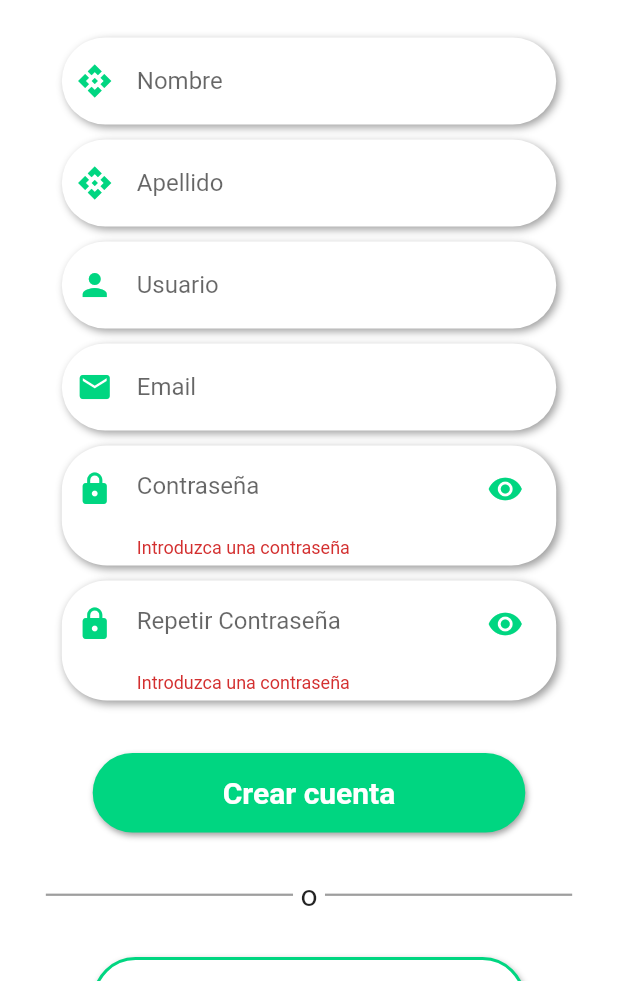
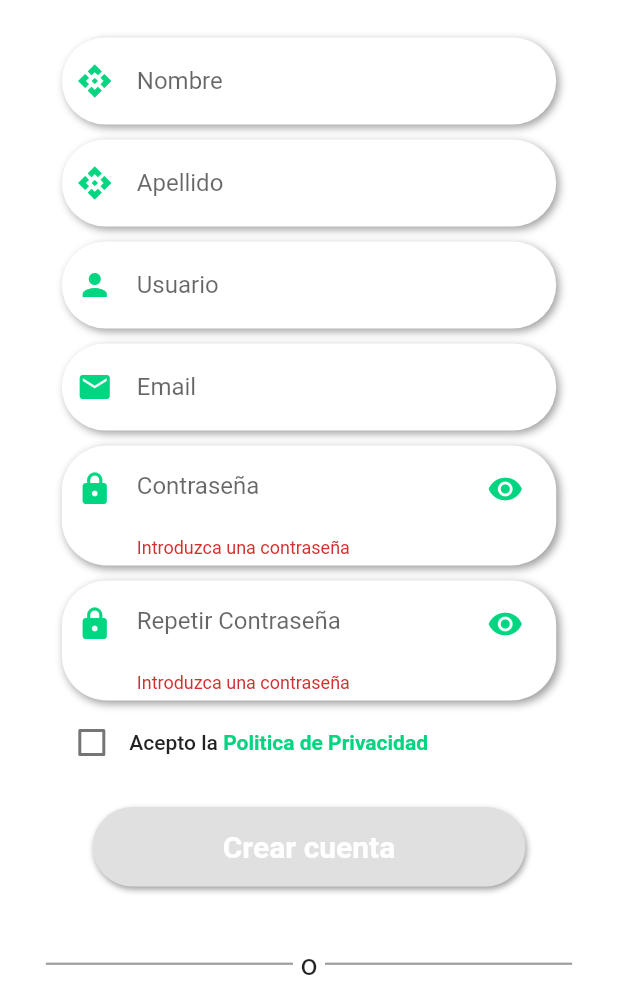
Before and after one commit to ElioCampos/diet-and-control, a Flutter app: the Register screen opened directly, on a phone screen of 412 x 824 dp, the part 255-1236 px from its top. Run offline on Flutter 3.47's test engine with Material 2 defaults, Android fonts, the phone set to English and light mode, and no system bars; our stand-ins replace curved_navigation_bar, dio, flutter_markdown, get, loading_indicator, logger; missing offline and left inert: jwt_decode.

Commit message:
✨ view privacy policy

```diff
--- a/lib/modules/views/auth/register.dart
+++ b/lib/modules/views/auth/register.dart
@@ -3,8 +3,10 @@ import 'package:diet_and_control/utils/validators.dart';
 import 'package:diet_and_control/widgets/authWidget/custom_textfield.dart';
 import 'package:diet_and_control/widgets/authWidget/custom_textfield_email.dart';
 import 'package:diet_and_control/widgets/authWidget/custom_textfield_password.dart';
+import 'package:diet_and_control/widgets/authWidget/policy_dialog.dart';
 import 'package:diet_and_control/widgets/authWidget/roudend_button.dart';
 import 'package:diet_and_control/widgets/authWidget/rounded_button_register.dart';
+import 'package:flutter/gestures.dart';
 import 'package:flutter/material.dart';
 import 'package:get/get.dart';
 import 'package:loading_indicator/loading_indicator.dart';
@@ -17,6 +19,7 @@ bool lastNameValid = true;
 bool userValid = true;
 bool passValid = true;
 bool repeatPassValid = true;
+bool agreePolicy = false;
 
 class Register extends GetView<AuthController> {
   @override
@@ -82,37 +85,7 @@ class Register extends GetView<AuthController> {
                               isRepeat: true,
                               repeatController:
                                   controller.repeatPasswordController),
-                          RoundedButton(
-                            title: "Crear cuenta",
-                            onTap: () async {
-                              emailValid =
-                                  validateEmail(controller.emailController);
-                              controller.nameController.text.isNotEmpty
-                                  ? nameValid = true
-                                  : nameValid = false;
-                              controller.lastNameController.text.isNotEmpty
-                                  ? lastNameValid = true
-                                  : lastNameValid = false;
-                              controller.usernameController.text.isNotEmpty
-                                  ? userValid = true
-                                  : userValid = false;
-                              controller.passwordController.text.isNotEmpty
-                                  ? passValid = true
-                                  : passValid = false;
-                              controller.repeatPasswordController.text ==
-                                      controller.passwordController.text
-                                  ? repeatPassValid = true
-                                  : repeatPassValid = false;
-                              if (nameValid &&
-                                  emailValid &&
-                                  userValid &&
-                                  passValid &&
-                                  repeatPassValid &&
-                                  lastNameValid) {
-                                await controller.signUpUser(false);
-                              }
-                            },
-                          ),
+                          privacy(),
                           Row(
                             mainAxisAlignment: MainAxisAlignment.center,
                             children: [
@@ -153,4 +126,96 @@ class Register extends GetView<AuthController> {
       ),
     );
   }
+
+  Widget privacy() {
+    return StatefulBuilder(
+        builder: (BuildContext context, StateSetter setState) {
+      return Container(
+        margin: EdgeInsets.symmetric(vertical: 5.0),
+        padding: EdgeInsets.symmetric(vertical: 5.0, horizontal: 10.0),
+        width: MediaQuery.of(context).size.width * 0.8,
+        child: Column(children: [
+          Row(
+            children: [
+              //Text(agreePolicy.toString()),
+                SizedBox(
+                    height: 20.0,
+                    width: 20.0,
+                    child: Checkbox(
+                      activeColor: Color.fromRGBO(0, 214, 129, 1),
+                      value: agreePolicy,
+                      onChanged: (value) {
+                        setState(() {
+                          agreePolicy = !agreePolicy;
+                        });
+                      },
+                    )),
+
+              Padding(
+                padding: EdgeInsets.symmetric(vertical: 5.0, horizontal: 15.0),
+                child: RichText(
+                  textAlign: TextAlign.center,
+                  text: TextSpan(
+                    text: "Acepto la ",
+                    style: Theme.of(context).textTheme.bodyText1,
+                    children: [
+                      TextSpan(
+                        text: "Politica de Privacidad",
+                        style: TextStyle(
+                            fontWeight: FontWeight.bold,
+                            color: Color.fromRGBO(0, 214, 129, 1)),
+                        recognizer: TapGestureRecognizer()
+                          ..onTap = () {
+                            showDialog(
+                              context: context,
+                              builder: (context) {
+                                return PolicyDialog(
+                                  mdFileName: 'politica_de_privacidad.md',
+                                );
+                              },
+                            );
+                          },
+                      ),
+                    ],
+                  ),
+                ),
+              )
+            ],
+          ),
+          agreePolicy
+              ? RoundedButton(
+                  title: "Crear cuenta",
+                  onTap: () async {
+                    emailValid = validateEmail(controller.emailController);
+                    controller.nameController.text.isNotEmpty
+                        ? nameValid = true
+                        : nameValid = false;
+                    controller.lastNameController.text.isNotEmpty
+                        ? lastNameValid = true
+                        : lastNameValid = false;
+                    controller.usernameController.text.isNotEmpty
+                        ? userValid = true
+                        : userValid = false;
+                    controller.passwordController.text.isNotEmpty
+                        ? passValid = true
+                        : passValid = false;
+                    controller.repeatPasswordController.text ==
+                            controller.passwordController.text
+                        ? repeatPassValid = true
+                        : repeatPassValid = false;
+                    if (nameValid &&
+                        emailValid &&
+                        userValid &&
+                        passValid &&
+                        repeatPassValid &&
+                        lastNameValid) {
+                      await controller.signUpUser(false);
+                    }
+                  },
+                )
+              : RoundedButton(title: "Crear cuenta", onTap: () async {}, isInactive: true,),
+        ]),
+      );
+    });
+  }
 }
--- a/lib/widgets/authWidget/roudend_button.dart
+++ b/lib/widgets/authWidget/roudend_button.dart
@@ -2,11 +2,13 @@ import 'package:flutter/material.dart';
 
 class RoundedButton extends StatefulWidget {
   final String title;
+  final bool isInactive;
   final Function() onTap;
   const RoundedButton({
     Key? key,
     required this.title,
-    required this.onTap
+    required this.onTap,
+    this.isInactive = false,
   }) : super(key: key);
 
   @override
@@ -23,7 +25,7 @@ class _RoundedButtonState extends State<RoundedButton> {
         padding: EdgeInsets.symmetric(vertical: 15.0),
         width: MediaQuery.of(context).size.width*0.7,
         decoration: BoxDecoration(
-          color: Color.fromRGBO(0, 214, 129, 1),
+          color: widget.isInactive ? Colors.grey.shade300 : Color.fromRGBO(0, 214, 129, 1),
           borderRadius: BorderRadius.circular(30.0),
           boxShadow: [
             BoxShadow(
--- a/pubspec.yaml
+++ b/pubspec.yaml
@@ -23,6 +23,7 @@ dependencies:
   get: 4.3.4
   jwt_decode: ^0.3.1
   web_socket_channel: ^2.1.0
+  flutter_markdown: ^0.6.0
 
 
 
```
Also changed, not shown: lib/modules/controllers/auth_controller/auth_controller.dart (+14 -0 lines), lib/modules/providers/auth_providers/auth_provider.dart (+29 -0 lines), lib/widgets/authWidget/policy_dialog.dart (added, +77 -0 lines), pubspec.lock, 1 other file.
